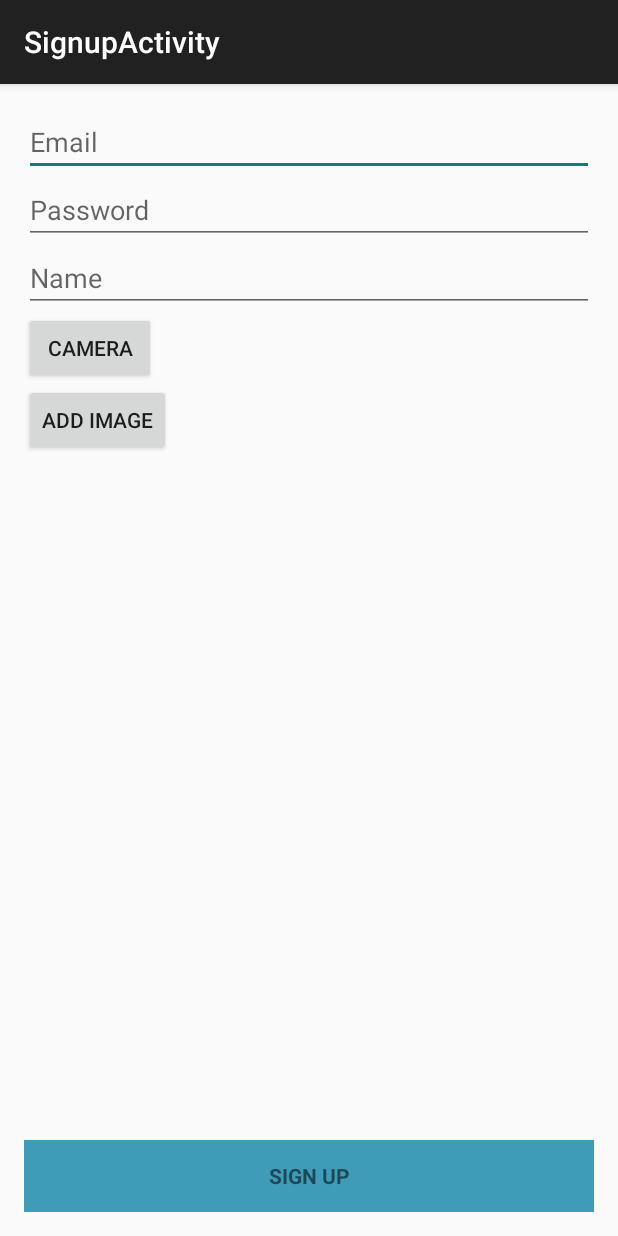
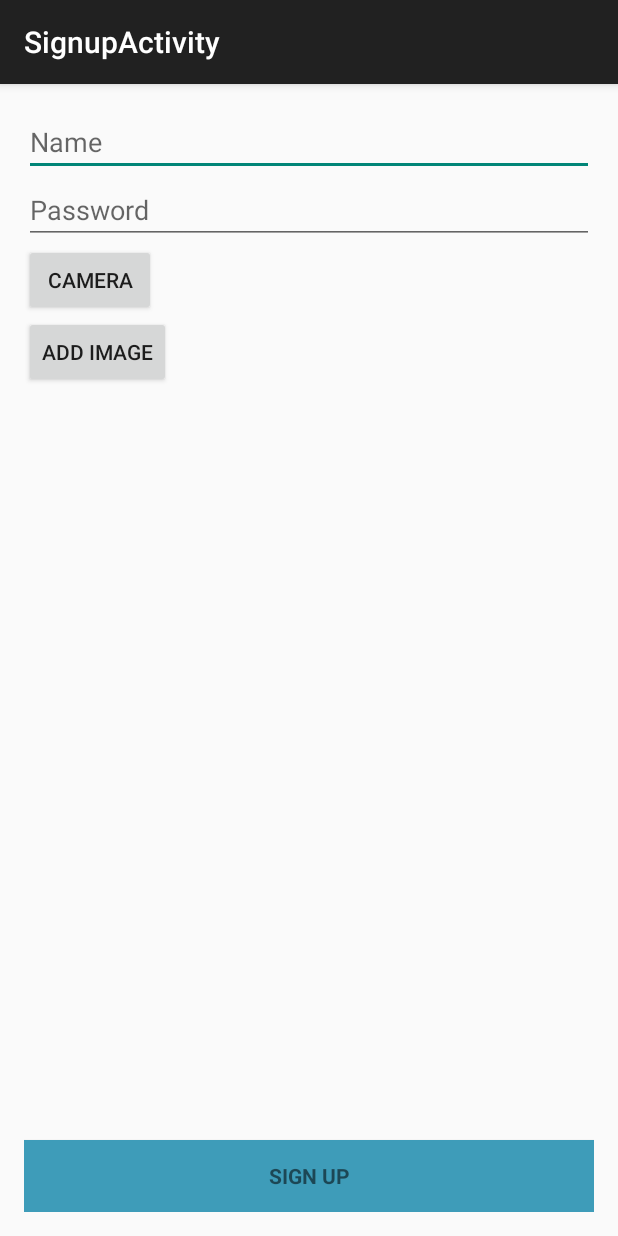
Before and after one commit to Nirosun/IVent, an Android app: the SignupActivity screen opened directly, with no data from a screen before it, on a phone screen of 412 x 824 dp. Run offline under Robolectric (Android 15) with nearby library versions, the phone set to English and light mode, and no system bars; 2 statements that could not run were skipped.

Commit message:
implement signup login

```diff
--- a/app/src/main/java/com/ivent/dblayout/IDatabaseConnector.java
+++ b/app/src/main/java/com/ivent/dblayout/IDatabaseConnector.java
@@ -14,6 +14,7 @@ import java.util.List;
 public interface IDatabaseConnector {
     public void insertUser(User user);
     public boolean checkUser(User user);
+    public User getUser(String name);
 
     public void insertCategory(Category category);
     public List<Category> getCategories();
--- a/app/src/main/java/com/ivent/entities/adapter/FetchEntities.java
+++ b/app/src/main/java/com/ivent/entities/adapter/FetchEntities.java
@@ -12,7 +12,7 @@ import java.util.List;
  * Created by zzuo on 11/22/15.
  */
 public interface FetchEntities {
-//    public User getUser();
+    public User getUser(String name);
 
     public List<Category> getAllCategories();
 
--- a/app/src/main/java/com/ivent/exception/iVentException.java
+++ b/app/src/main/java/com/ivent/exception/iVentException.java
@@ -18,7 +18,7 @@ public class IVentException extends Exception {
 
     //Exception enumeration
     public enum ExceptionEnum {
-        MissingInput(1);
+        MissingInput(1), UserExist(2);
         private int errorNumber;
 
         ExceptionEnum(int errorNumber) {
--- a/app/src/main/res/layout/activity_signup.xml
+++ b/app/src/main/res/layout/activity_signup.xml
@@ -31,14 +31,12 @@
             android:layout_height="wrap_content"
             android:orientation="vertical">
 
-            <AutoCompleteTextView
-                android:id="@+id/email"
+            <EditText
+                android:id="@+id/name_EditText"
                 android:layout_width="match_parent"
                 android:layout_height="wrap_content"
-                android:hint="@string/prompt_email"
-                android:inputType="textEmailAddress"
-                android:maxLines="1"
-                android:singleLine="true" />
+                android:hint="@string/prompt_name" />
+
 
             <EditText
                 android:id="@+id/password"
@@ -52,29 +50,23 @@
                 android:maxLines="1"
                 android:singleLine="true" />
 
-            <EditText
-                android:id="@+id/name_EditText"
-                android:layout_width="match_parent"
+            <Button
+                android:id="@+id/cameraButton"
+                android:layout_width="wrap_content"
                 android:layout_height="wrap_content"
-                android:hint="@string/prompt_name" />
+                android:text="@string/button_camera" />
 
             <Button
+                android:id="@+id/uploadImageButton"
                 android:layout_width="wrap_content"
                 android:layout_height="wrap_content"
-                android:text="@string/button_camera"
-                android:id="@+id/cameraButton"/>
-
-            <Button
-                android:layout_width="wrap_content"
-                android:layout_height="wrap_content"
-                android:text="@string/button_add_image"
-                android:id="@+id/uploadImageButton"/>
+                android:text="@string/button_add_image" />
 
             <ImageView
+                android:id="@+id/uploadImageView"
                 android:layout_width="wrap_content"
                 android:layout_height="150dp"
-                android:id="@+id/uploadImageView"
-                android:layout_alignParentStart="true"/>
+                android:layout_alignParentStart="true" />
 
 
         </LinearLayout>
@@ -92,6 +84,4 @@
         android:textStyle="bold" />
 
 
-
-
 </RelativeLayout>
--- a/app/src/main/res/values/strings.xml
+++ b/app/src/main/res/values/strings.xml
@@ -56,9 +56,9 @@
     <string name="action_sign_up">Sign up</string>
     <string name="action_sign_in">Sign in</string>
     <string name="error_invalid_email">This email address is invalid</string>
-    <string name="error_invalid_password">This password is too short</string>
+    <string name="error_invalid_password">This password is required</string>
     <string name="error_incorrect_password">This password is incorrect</string>
-    <string name="error_field_required">This field is required</string>
+    <string name="error_field_required">This name is required</string>
     <string name="permission_rationale">"Contacts permissions are needed for providing email
         completions."
     </string>
```
Also changed, not shown: app/src/main/java/com/ivent/dblayout/DatabaseConnector.java (+26 -8 lines), app/src/main/java/com/ivent/entities/adapter/ProxyEntities.java (+8 -1 lines), app/src/main/java/com/ivent/ui/LoginActivity.java (+25 -67 lines), app/src/main/java/com/ivent/ui/SignupActivity.java (+28 -61 lines), app/src/main/res/layout/activity_login.xml (+9 -12 lines).
